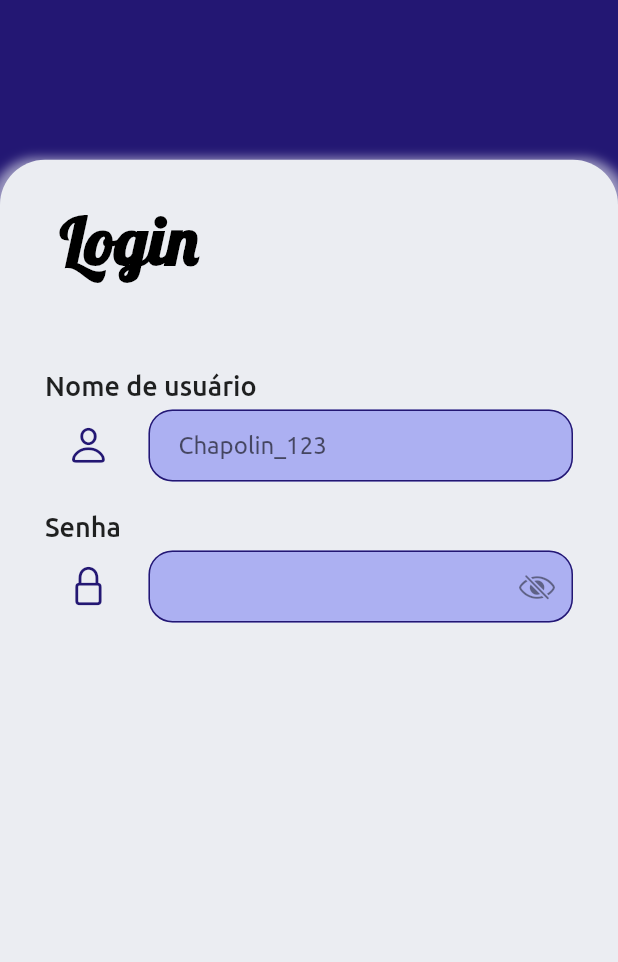
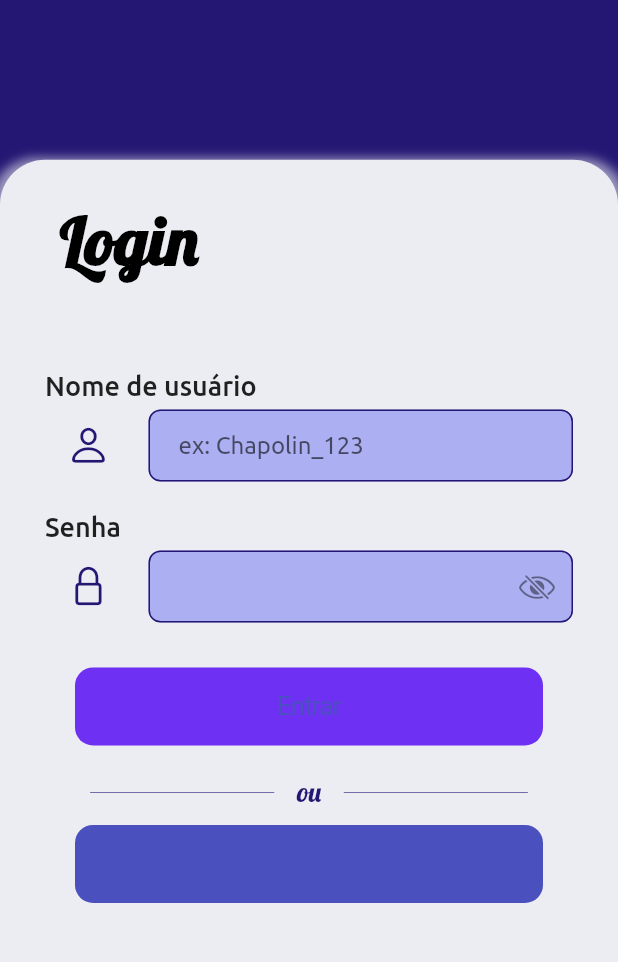
Before and after one commit to Gustavo01rb/Login_page_todo_list, a Flutter app: the screen it shows after launch, on a phone screen of 412 x 824 dp, the part 211-1173 px from its top. Run offline on Flutter 3.47's test engine with Material 2 defaults, Android fonts, the phone set to English and light mode, and no system bars; our stand-ins replace firebase_core, mask_text_input_formatter; accounts and stored records are empty; project files that could hold a hidden picture were left out.

Commit message:
Finalização interface de login

```diff
--- a/lib/pages/sign_in/base_sign_in_page.dart
+++ b/lib/pages/sign_in/base_sign_in_page.dart
@@ -17,11 +17,17 @@ class _LoginPageState extends State<BaseSignInPage>
     with SingleTickerProviderStateMixin {
   late AnimationSigninPage _animationClassController;
 
+
+
   @override
   void initState() {
     super.initState();
     _animationClassController = AnimationSigninPage(this);
     _animationClassController.animationControllerInit.forward();
+  }
+   Future<void> _switchPages()async{
+      await _animationClassController.animationControllerInit.reverse();
+      await _animationClassController.animationControllerInit.forward();
   }
 
   @override
@@ -34,14 +40,14 @@ class _LoginPageState extends State<BaseSignInPage>
           alignment: Alignment.center,
           child: AnimatedBuilder(
               animation: _animationClassController.animationControllerInit,
-              builder: (context, widget) {
+              builder: (context, widgets) {
                 return Column(
                   children: <Widget>[
                     AnimatedLogo(animationClassController: _animationClassController),
-                    const Expanded(
+                    Expanded(
                         child: ContainerTopRounded(
                           width: double.infinity,
-                          child: ComponentLogin(),
+                          child: ComponentLogin(switchPages: _switchPages,),
                         ))
                   ],
                 );
--- a/lib/pages/sign_in/components/component_login.dart
+++ b/lib/pages/sign_in/components/component_login.dart
@@ -2,7 +2,9 @@ import 'package:flutter/material.dart';
 import 'package:todolist_flutter/pages/sign_in/components/forms_login.dart';
 
 class ComponentLogin extends StatelessWidget {
-  const ComponentLogin({ Key? key }) : super(key: key);
+  const ComponentLogin({ Key? key, required this.switchPages }) : super(key: key);
+  final VoidCallback? switchPages;
+
 
   @override
   Widget build(BuildContext context) {
@@ -19,7 +21,7 @@ class ComponentLogin extends StatelessWidget {
           )),
           Padding(
             padding: EdgeInsets.symmetric(horizontal: 20, vertical: _height*0.06),
-            child: const FormsLogin(),
+            child: FormsLogin(onSignUpPressed: switchPages,),
           ),
           const SizedBox()
 
--- a/lib/pages/sign_in/components/forms_login.dart
+++ b/lib/pages/sign_in/components/forms_login.dart
@@ -1,9 +1,12 @@
 import 'package:flutter/material.dart';
+import 'package:todolist_flutter/shared/buttons/button_large.dart';
+import 'package:todolist_flutter/shared/dividers/or_divider.dart';
 import 'package:todolist_flutter/shared/forms/default_form_with_text.dart';
 import 'package:todolist_flutter/theme/icons.dart';
 
 class FormsLogin extends StatefulWidget {
-  const FormsLogin({ Key? key }) : super(key: key);
+  const FormsLogin({ Key? key, required this.onSignUpPressed }) : super(key: key);
+  final VoidCallback? onSignUpPressed;
 
   @override
   _FormsLoginState createState() => _FormsLoginState();
@@ -18,7 +21,7 @@ class _FormsLoginState extends State<FormsLogin> {
         children: [
           DefaultFormFieldWithText(
             titleText: "Nome de usuário",
-            hint: "Chapolin_123",
+            hint: "ex: Chapolin_123",
             leftPadding: 20,
             icon: ProjectIcons().person,
           ),
@@ -36,6 +39,25 @@ class _FormsLoginState extends State<FormsLogin> {
             ),
             leftPadding: 20,
           ),
+          Padding(
+            padding: const EdgeInsets.only(left: 20, right: 20, top: 30, bottom: 20),
+            child: ButtonLarge(
+              text: "Entrar",
+              onPressed: (){debugPrint("Apertou");},
+            ),
+          ),
+          const Padding(
+            padding:EdgeInsets.symmetric(horizontal: 30),
+            child: OrDivider(),
+          ),
+          Padding(
+            padding: const EdgeInsets.symmetric(horizontal: 20, vertical: 10),
+            child: ButtonLarge(
+              text: "Cadastre-se",
+              color: Theme.of(context).colorScheme.primary,
+              onPressed: widget.onSignUpPressed,
+            ),
+          ),
         ],
     );
   }
--- /dev/null
+++ b/lib/shared/buttons/button_large.dart
@@ -0,0 +1,30 @@
+import 'package:flutter/cupertino.dart';
+import 'package:flutter/material.dart';
+
+class ButtonLarge extends StatefulWidget {
+  const ButtonLarge({ Key? key, required this.text, required this.onPressed, this.color }) : super(key: key);
+
+  final String         text;
+  final VoidCallback? onPressed;
+  final Color?         color;
+
+
+  @override
+  _ButtonaArgeState createState() => _ButtonaArgeState();
+}
+
+class _ButtonaArgeState extends State<ButtonLarge> {
+  @override
+  Widget build(BuildContext context) {
+    final double _width = MediaQuery.of(context).size.width;
+    return SizedBox(
+      width: _width,
+      child: CupertinoButton(
+        child: Text(widget.text) ,
+        onPressed: widget.onPressed,
+        color: widget.color ?? Theme.of(context).colorScheme.tertiary,
+
+      ),
+    );
+  }
+}
--- /dev/null
+++ b/lib/shared/dividers/or_divider.dart
@@ -0,0 +1,42 @@
+import 'package:flutter/material.dart';
+
+class OrDivider extends StatelessWidget {
+  const OrDivider({ Key? key, this.text = "ou" }) : super(key: key);
+  final String text;
+
+  @override
+  Widget build(BuildContext context) {
+    return Row(
+      children: [
+        Expanded(
+          child: Container(
+            height: 0.5,
+            decoration: BoxDecoration(
+              color: Theme.of(context).colorScheme.secondary.withOpacity(0.8),
+              borderRadius: BorderRadius.circular(20)
+            ),
+          )
+        ),
+        Padding(
+          padding: const EdgeInsets.symmetric(horizontal: 15),
+          child: Text(text,
+            style: TextStyle(
+              color: Theme.of(context).colorScheme.secondary,
+              fontFamily: "Lobster"
+              ),
+          ),
+        ),
+        Expanded(
+          child: Container(
+            height: 0.5,
+            decoration: BoxDecoration(
+              color: Theme.of(context).colorScheme.secondary.withOpacity(0.8),
+              borderRadius: BorderRadius.circular(20)
+            ),
+          )
+        ),
+
+      ],
+    );
+  }
+}
--- a/lib/shared/forms/default_form.dart
+++ b/lib/shared/forms/default_form.dart
@@ -16,7 +16,7 @@ class DefaultFormField extends StatefulWidget {
     this.obscure = false,
     this.leftPadding = 5,
     this.sapacingValue = 10,
-    this.radiusValue = 16,
+    this.radiusValue = 8,
     this.suffixIcon,
     this.prefixIcon,
     this.validator,
--- a/lib/shared/forms/default_form_with_text.dart
+++ b/lib/shared/forms/default_form_with_text.dart
@@ -17,7 +17,7 @@ class DefaultFormFieldWithText extends StatefulWidget {
     this.obscure = false,
     this.leftPadding = 5,
     this.sapacingValue = 10,
-    this.radiusValue = 16,
+    this.radiusValue = 8,
     this.suffixIcon,
     this.prefixIcon,
     this.validator,
```
